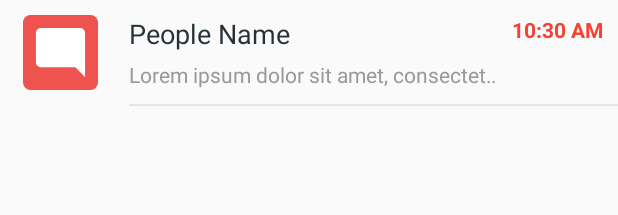
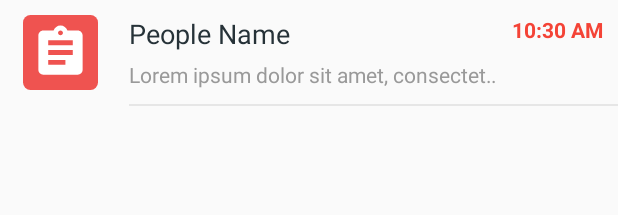
Before and after one commit to JavisOtieno/RTMS-Route-to-Market-System-Finance-Sales-Tracking-Android-App, an Android app: the layout item_followup.xml on its own in the app's theme, with its tools: preview values and no code run, on a phone screen of 412 x 824 dp. Shown: the top 215 px of the screen. Run offline under Robolectric (Android 15) with nearby library versions, the phone set to English and light mode, and no system bars; plain views replace MaterialRippleLayout.

Commit message:
List icons changed Cater for single unit on sales list Selected Region and Selected Territory on New Outlet

```diff
--- a/app/src/main/java/com/scg/rtmssf/DealsFragment.java
+++ b/app/src/main/java/com/scg/rtmssf/DealsFragment.java
@@ -480,7 +480,7 @@ public class DealsFragment extends Fragment  {
                         obj.price = "KSh. " + NumberFormat.getNumberInstance(Locale.US).format(value);
                         if(value==0){
                             value = Integer.valueOf(sales.getJSONObject(i).getString("pieces"));
-                            obj.price = NumberFormat.getNumberInstance(Locale.US).format(value)+" units";
+                            obj.price = NumberFormat.getNumberInstance(Locale.US).format(value) + (value == 1 ? " unit" : " units");
                         }
                         //obj.imageDrw = drw_arr.getDrawable(obj.image);
                         items.add(obj);
--- a/app/src/main/java/com/scg/rtmssf/NewCustomerActivity.java
+++ b/app/src/main/java/com/scg/rtmssf/NewCustomerActivity.java
@@ -260,7 +260,9 @@ NewCustomerActivity extends AppCompatActivity {
                             "userId",mUserId,"time", unixTime + "", "lat",lat + "",
                             "long", lon + "","outletName",outletName,
                             "phone", phone+"","contactPersonName",
-                            contactPersonName,"clockinId", clockinId);
+                            contactPersonName,"clockinId", clockinId,
+                            "regionId",selectedRegionId,"territoryId",selectedTerritoryId
+                    );
 
 
 
--- a/app/src/main/res/layout/item_followup.xml
+++ b/app/src/main/res/layout/item_followup.xml
@@ -34,7 +34,7 @@
                 android:background="@color/red_400"
                 android:padding="5dp"
                 android:tint="@android:color/white"
-                android:src="@drawable/ic_comment" />
+                android:src="@drawable/ic_assignment" />
         </androidx.cardview.widget.CardView>
 
 
--- a/app/src/main/res/layout/item_outlet.xml
+++ b/app/src/main/res/layout/item_outlet.xml
@@ -32,7 +32,7 @@
                 android:layout_height="50dp"
                 android:padding="5dp"
                 android:background="@color/red_400"
-                android:src="@drawable/ic_location" />
+                android:src="@drawable/ic_peoples" />
         </androidx.cardview.widget.CardView>
 
         <View
```
